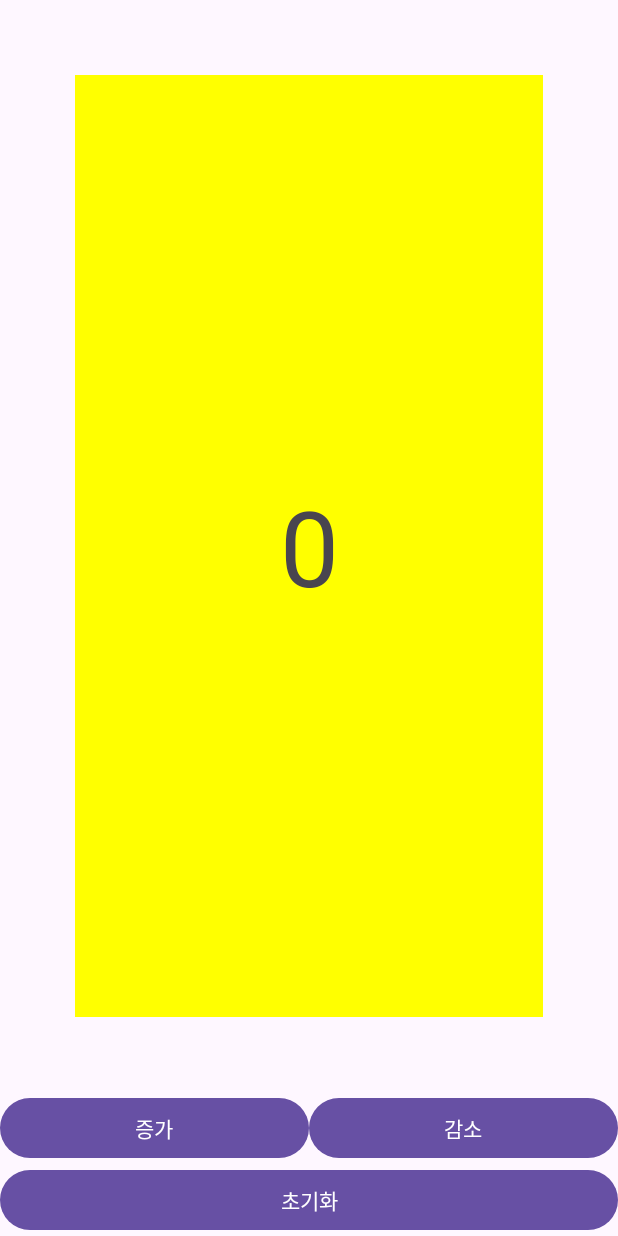
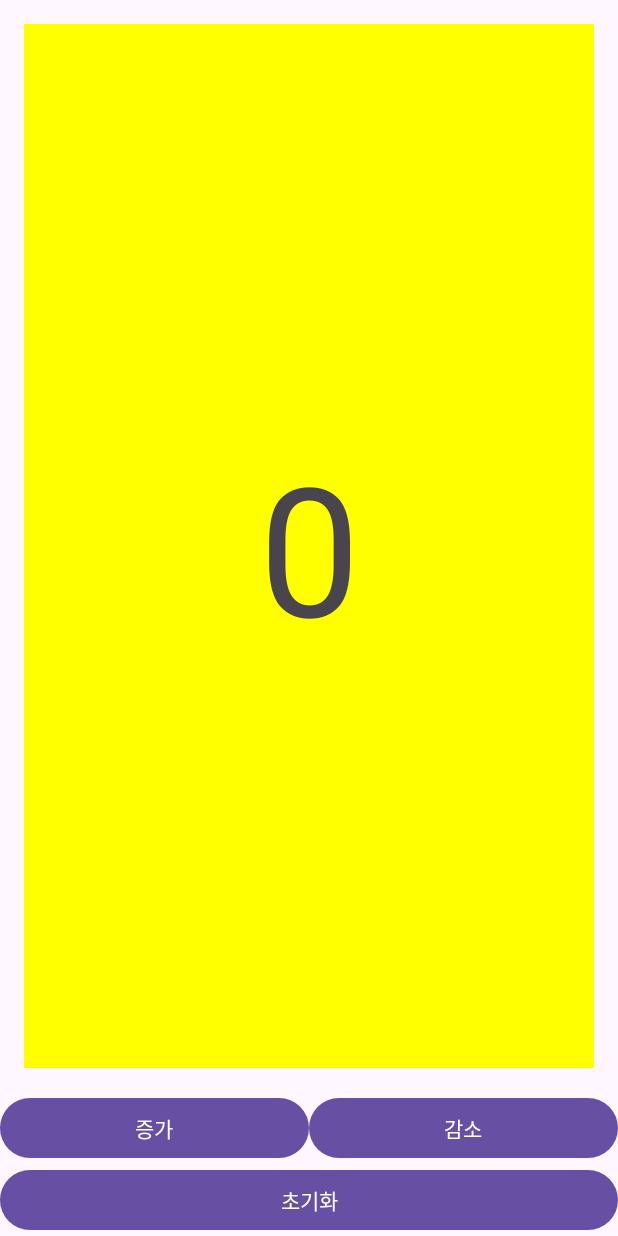
Before and after one commit to caeyon/S24W0201Counter, an Android app: the layout activity_main.xml on its own in the app's theme, with its tools: preview values and no code run, on a phone screen of 412 x 824 dp. Run offline under Robolectric (Android 15) with nearby library versions, the phone set to English and light mode, and no system bars.

Commit message:
💄 ConstraintLayout으로 변경

```diff
--- a/app/src/main/res/layout/activity_main.xml
+++ b/app/src/main/res/layout/activity_main.xml
@@ -1,45 +1,51 @@
 <?xml version="1.0" encoding="utf-8"?>
-<LinearLayout
+<androidx.constraintlayout.widget.ConstraintLayout
     xmlns:android="http://schemas.android.com/apk/res/android"
     xmlns:app="http://schemas.android.com/apk/res-auto"
     xmlns:tools="http://schemas.android.com/tools"
     android:id="@+id/main"
     android:layout_width="match_parent"
     android:layout_height="match_parent"
-    android:orientation="vertical"
     tools:context=".MainActivity">
 
     <TextView
         android:id="@+id/txt_count"
         android:layout_width="match_parent"
         android:layout_height="0dp"
-        android:layout_weight="1"
         android:background="#ff0"
-        android:textSize="70sp"
+        android:textSize="120sp"
         android:gravity="center"
         android:padding="16dp"
-        android:layout_margin="50dp"
-        android:text="0" />
-    <LinearLayout
-        android:layout_width="match_parent"
-        android:layout_height="wrap_content"
-        android:orientation="horizontal">
+        android:layout_margin="16dp"
+        android:text="0"
+        app:layout_constraintTop_toTopOf="parent"
+        app:layout_constraintBottom_toTopOf="@id/btn_add"
+        />
+
     <Button
         android:id="@+id/btn_add"
         android:layout_width="0dp"
         android:layout_height="wrap_content"
-            android:layout_weight="1"
-            android:text="증가" />
+        android:text="증가"
+        app:layout_constraintBottom_toTopOf="@id/btn_reset"
+        app:layout_constraintLeft_toLeftOf="parent"
+        app:layout_constraintRight_toLeftOf="@id/btn_sub"
+        />
     <Button
         android:id="@+id/btn_sub"
         android:layout_width="0dp"
         android:layout_height="wrap_content"
-            android:layout_weight="1"
-            android:text="감소" />
-    </LinearLayout>
+        android:text="감소"
+        app:layout_constraintBottom_toTopOf="@id/btn_reset"
+        app:layout_constraintRight_toRightOf="parent"
+        app:layout_constraintLeft_toRightOf="@id/btn_add"
+        />
+
     <Button
         android:id="@+id/btn_reset"
         android:layout_width="match_parent"
         android:layout_height="wrap_content"
-        android:text="초기화" />
-</LinearLayout>
+        android:text="초기화"
+        app:layout_constraintBottom_toBottomOf="parent"
+        />
+</androidx.constraintlayout.widget.ConstraintLayout>
```
Lines whose indentation alone changed are shown as unchanged.
